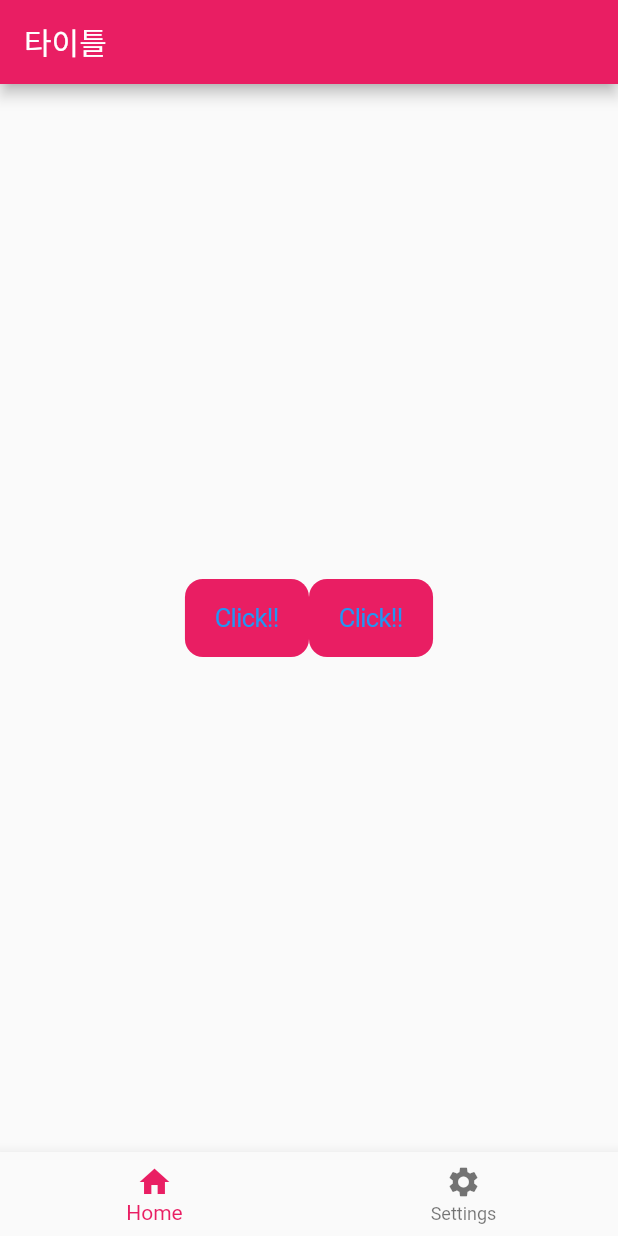
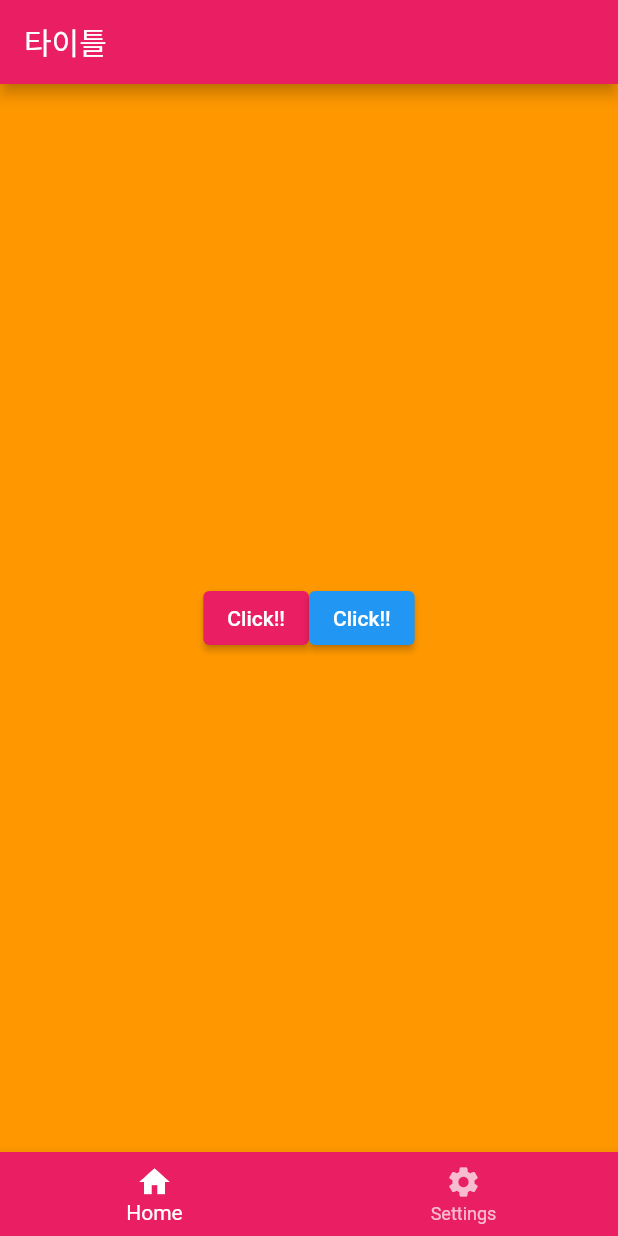
Before and after one commit to allie0147/flutter-demo, a Flutter app: the screen it shows after launch, on a phone screen of 412 x 824 dp. Run offline on Flutter 3.47's test engine with Material 2 defaults, Android fonts, the phone set to English and light mode, and no system bars.

Commit message:
Feat: Basic Widgets

```diff
--- a/lib/main.dart
+++ b/lib/main.dart
@@ -24,7 +24,9 @@ class _MyApp2State extends State<MyApp2> {
           title: const Text('타이틀'),
         ),
         body: Center(
-            child: SizedBox(
+            child: currentIndex == 0
+                ? Container(
+                    color: Colors.orange,
                     width: double.infinity, // full width
                     height: double.infinity,
                     child: Row(
@@ -32,8 +34,9 @@ class _MyApp2State extends State<MyApp2> {
                       mainAxisAlignment: MainAxisAlignment.center,
                       crossAxisAlignment: CrossAxisAlignment.center,
                       children: [
-              CupertinoButton(
-                  color: Colors.pink,
+                        ElevatedButton(
+                            style: ElevatedButton.styleFrom(
+                                onPrimary: Colors.white, primary: Colors.pink),
                             onPressed: () {
                               setState(() {
                                 // setState(){} => notice app widget is going to be changed
@@ -41,8 +44,7 @@ class _MyApp2State extends State<MyApp2> {
                               });
                             },
                             child: Text(buttonName)),
-              CupertinoButton(
-                  color: Colors.pink,
+                        ElevatedButton(
                             onPressed: () {
                               setState(() {
                                 // setState(){} => notice app widget is going to be changed
@@ -52,9 +54,12 @@ class _MyApp2State extends State<MyApp2> {
                             child: Text(buttonName)),
                       ],
                     ),
-        )),
+                  )
+                : Image.asset('images/fire.jpeg')),
         bottomNavigationBar: BottomNavigationBar(
-          fixedColor: Colors.pink,
+          backgroundColor: Colors.pink,
+          unselectedItemColor: Colors.white70,
+          fixedColor: Colors.white,
           items: const [
             BottomNavigationBarItem(
               icon: Icon(
--- a/pubspec.yaml
+++ b/pubspec.yaml
@@ -58,8 +58,8 @@ flutter:
   uses-material-design: true
 
   # To add assets to your application, add an assets section, like this:
-  # assets:
-  #   - images/a_dot_burr.jpeg
+  assets:
+    - images/fire.jpeg
   #   - images/a_dot_ham.jpeg
 
   # An image asset can refer to one or more resolution-specific "variants", see
```
Also changed, not shown: images/fire.jpeg (added). Lines whose indentation alone changed are shown as unchanged.
